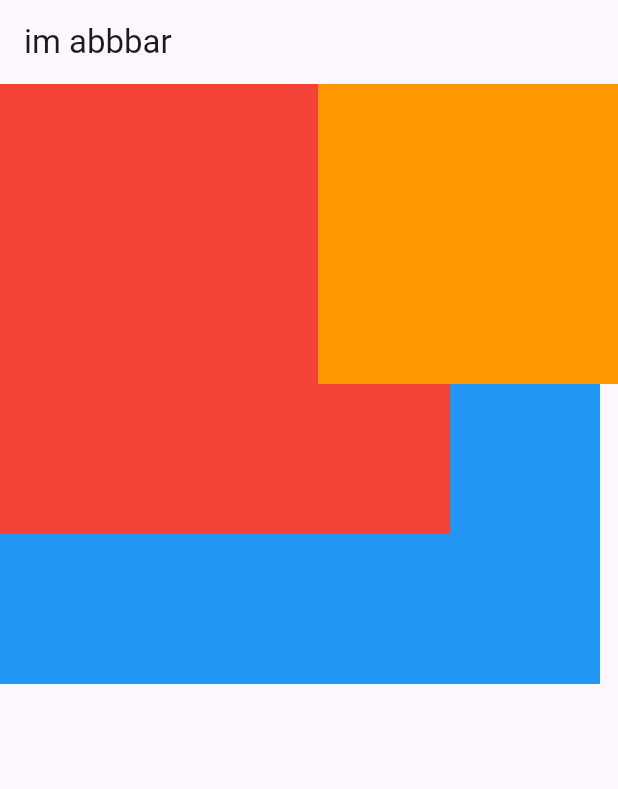
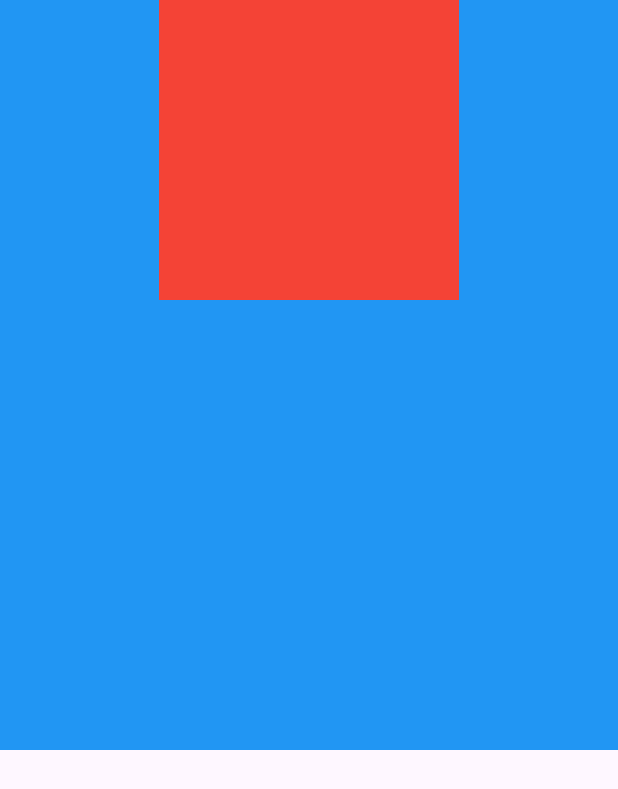
Before and after one commit to yeomdogyeong/hello_Flutter, a Flutter app: the screen it shows after launch, on a phone screen of 412 x 824 dp. Shown: the top 789 px of the screen. Run offline on Flutter 3.47's test engine with Material 3 defaults, Android fonts, the phone set to English and light mode, and no system bars; our stand-ins replace dio, google_mobile_ads, shared_preferences, webview_flutter.

Commit message:
[layout]flutter의 제약조건으로 인한 container 배치를 align으로 소화

```diff
--- a/test_application/lib/main.dart
+++ b/test_application/lib/main.dart
@@ -3,41 +3,40 @@ import 'package:flutter/material.dart';
 void main() {
   runApp(
     MaterialApp(
-      home: Scaffold(
-        appBar: AppBar(
-          title: Text('im abbbar'),
-        ),
-        body: customContainer(),
-      ),
+      home: HomeWidget(),
     ),
   );
 }
 
-class customContainer extends StatelessWidget {
-  const customContainer({super.key});
+class HomeWidget extends StatelessWidget {
+  const HomeWidget({super.key});
 
   @override
   Widget build(BuildContext context) {
-    return Stack(
-      children: [
-        Container(
-          width: 400,
-          height: 400,
-          color: Colors.blue,
+    return SafeArea(
+        child: Scaffold(
+      body: ConstraintsWidget(),
+    ));
+  }
+}
+
+class ConstraintsWidget extends StatelessWidget {
+  const ConstraintsWidget({super.key});
+
+  @override
+  Widget build(BuildContext context) {
+    return Container(
+      height: 500,
+      width: 500,
+      color: Colors.blue,
+      child: Align(
+        alignment: Alignment.topCenter,
+        child: Container(
+          color: Colors.red,
+          height: 200,
+          width: 200,
         ),
-        Container(
-          width: 300,
-          height: 300,
-          color: Colors.red,
-        ),
-        Align(
-            alignment: Alignment.topRight,
-            child: Container(
-              width: 200,
-              height: 200,
-              color: Colors.orange,
-            )),
-      ],
+      ),
     );
   }
 }
```
